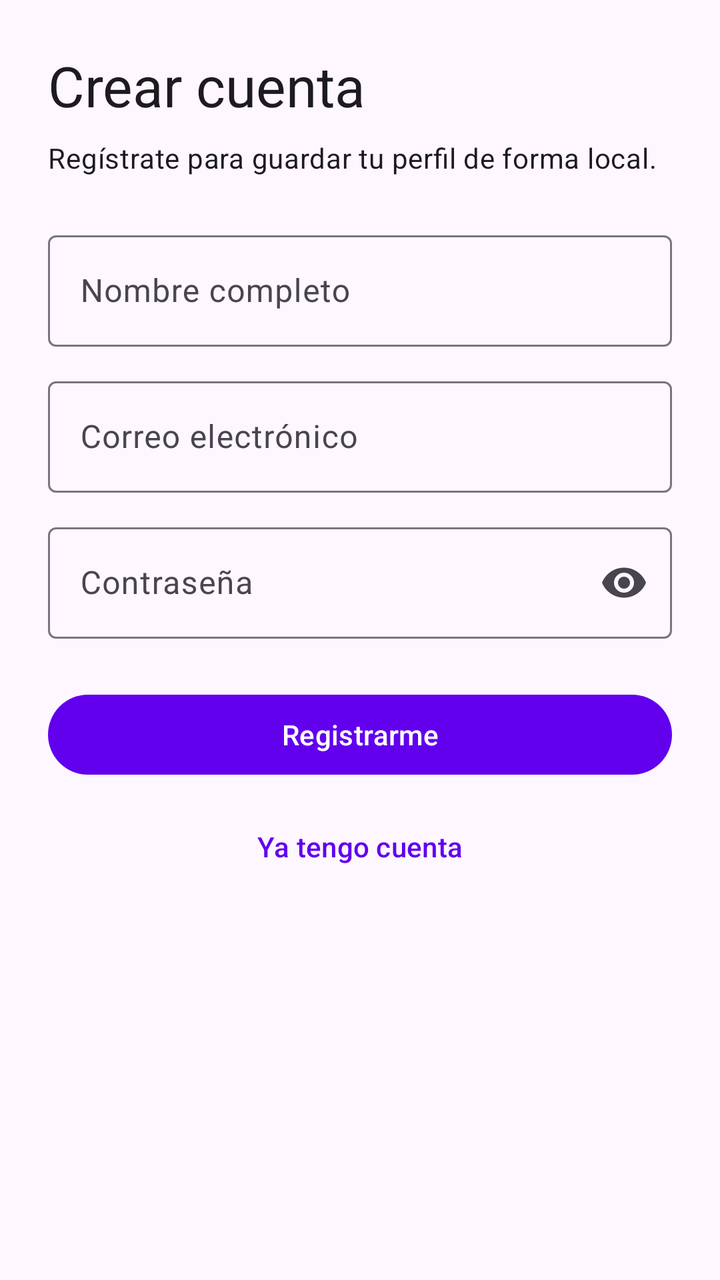
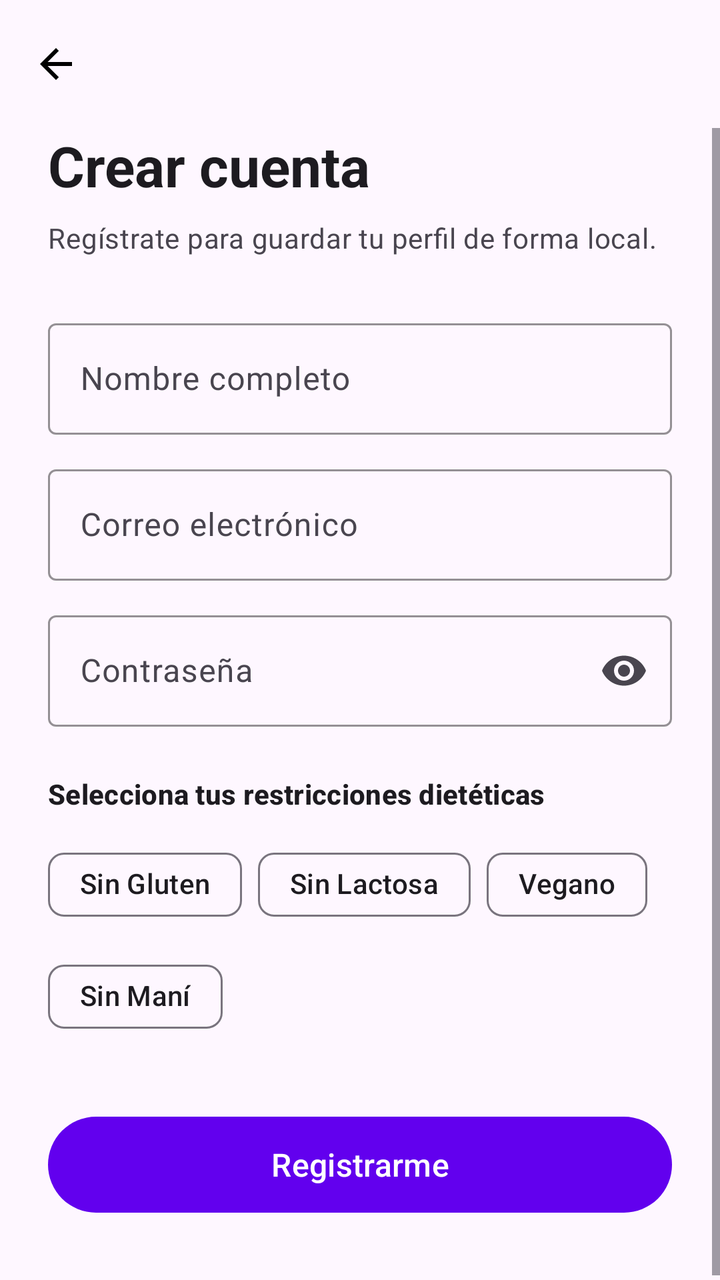

The first picture is an Android layout as it rendered before a commit; the second is the same layout after the commit. The layout source and the unified diff follow.
<!-- AndroidManifest.xml: application theme Theme.SafeBite -->
<!-- res/layout/fragment_register.xml -->
<?xml version="1.0" encoding="utf-8"?>
<ScrollView xmlns:android="http://schemas.android.com/apk/res/android"
    xmlns:app="http://schemas.android.com/apk/res-auto"
    xmlns:tools="http://schemas.android.com/tools"
    android:layout_width="match_parent"
    android:layout_height="match_parent"
    android:fillViewport="true"
    tools:context=".ui.auth.RegisterFragment">

    <LinearLayout
        android:layout_width="match_parent"
        android:layout_height="wrap_content"
        android:orientation="vertical"
        android:padding="24dp">

        <TextView
            android:layout_width="match_parent"
            android:layout_height="wrap_content"
            android:paddingBottom="8dp"
            android:text="@string/auth_register_title"
            android:textAppearance="?attr/textAppearanceHeadlineMedium" />

        <TextView
            android:layout_width="match_parent"
            android:layout_height="wrap_content"
            android:paddingBottom="24dp"
            android:text="@string/auth_register_subtitle"
            android:textAppearance="?attr/textAppearanceBodyMedium" />

        <com.google.android.material.textfield.TextInputLayout
            android:id="@+id/layout_name"
            style="@style/Widget.Material3.TextInputLayout.OutlinedBox"
            android:layout_width="match_parent"
            android:layout_height="wrap_content"
            android:hint="@string/auth_field_name">

            <com.google.android.material.textfield.TextInputEditText
                android:id="@+id/input_name"
                android:layout_width="match_parent"
                android:layout_height="wrap_content"
                android:inputType="textPersonName|textCapWords"
                android:maxLines="1"
                android:autofillHints="name" />
        </com.google.android.material.textfield.TextInputLayout>

        <com.google.android.material.textfield.TextInputLayout
            android:id="@+id/layout_email"
            style="@style/Widget.Material3.TextInputLayout.OutlinedBox"
            android:layout_width="match_parent"
            android:layout_height="wrap_content"
            android:layout_marginTop="12dp"
            android:hint="@string/auth_field_email">

            <com.google.android.material.textfield.TextInputEditText
                android:id="@+id/input_email"
                android:layout_width="match_parent"
                android:layout_height="wrap_content"
                android:inputType="textEmailAddress"
                android:maxLines="1"
                android:autofillHints="emailAddress" />
        </com.google.android.material.textfield.TextInputLayout>

        <com.google.android.material.textfield.TextInputLayout
            android:id="@+id/layout_password"
            style="@style/Widget.Material3.TextInputLayout.OutlinedBox"
            android:layout_width="match_parent"
            android:layout_height="wrap_content"
            android:layout_marginTop="12dp"
            android:hint="@string/auth_field_password"
            app:endIconMode="password_toggle">

            <com.google.android.material.textfield.TextInputEditText
                android:id="@+id/input_password"
                android:layout_width="match_parent"
                android:layout_height="wrap_content"
                android:inputType="textPassword"
                android:maxLines="1"
                android:autofillHints="newPassword" />
        </com.google.android.material.textfield.TextInputLayout>

        <com.google.android.material.button.MaterialButton
            android:id="@+id/button_register"
            android:layout_width="match_parent"
            android:layout_height="wrap_content"
            android:layout_marginTop="24dp"
            android:text="@string/auth_action_register" />

        <com.google.android.material.button.MaterialButton
            android:id="@+id/button_go_login"
            style="@style/Widget.Material3.Button.TextButton"
            android:layout_width="match_parent"
            android:layout_height="wrap_content"
            android:layout_marginTop="8dp"
            android:text="@string/auth_action_go_login" />
    </LinearLayout>
</ScrollView>
<!-- resources referenced by this layout -->
<resources>
  <string name="auth_action_go_login">Ya tengo cuenta</string>
  <string name="auth_action_register">Registrarme</string>
  <string name="auth_field_email">Correo electrónico</string>
  <string name="auth_field_name">Nombre completo</string>
  <string name="auth_field_password">Contraseña</string>
  <string name="auth_register_subtitle">Regístrate para guardar tu perfil de forma local.</string>
  <string name="auth_register_title">Crear cuenta</string>
  <style name="Theme.SafeBite" parent="Theme.Material3.Light.NoActionBar">
          <item name="colorPrimary">@color/purple_500</item>
          <item name="colorPrimaryContainer">@color/purple_200</item>
          <item name="colorOnPrimary">@color/white</item>
          <item name="android:statusBarColor">?attr/colorPrimary</item>
      </style>
  <color name="purple_500">#FF6200EE</color>
  <color name="purple_200">#FFBB86FC</color>
  <color name="white">#FFFFFFFF</color>
</resources>

<!-- the commit's change to res/layout/fragment_register.xml (unified diff, before → after) -->
@@ -1,96 +1,196 @@
 <?xml version="1.0" encoding="utf-8"?>
-<ScrollView xmlns:android="http://schemas.android.com/apk/res/android"
+<androidx.constraintlayout.widget.ConstraintLayout
+    xmlns:android="http://schemas.android.com/apk/res/android"
     xmlns:app="http://schemas.android.com/apk/res-auto"
     xmlns:tools="http://schemas.android.com/tools"
     android:layout_width="match_parent"
     android:layout_height="match_parent"
-    android:fillViewport="true"
+    android:background="?attr/colorSurface"
     tools:context=".ui.auth.RegisterFragment">
 
-    <LinearLayout
+    <com.google.android.material.appbar.MaterialToolbar
+        android:id="@+id/toolbarRegister"
         android:layout_width="match_parent"
         android:layout_height="wrap_content"
-        android:orientation="vertical"
-        android:padding="24dp">
+        android:background="@android:color/transparent"
+        app:navigationIcon="@drawable/ic_arrow_back"
+        app:navigationContentDescription="@string/action_back"
+        app:layout_constraintTop_toTopOf="parent"
+        app:layout_constraintStart_toStartOf="parent"
+        app:layout_constraintEnd_toEndOf="parent" />
 
-        <TextView
+    <ScrollView
+        android:layout_width="match_parent"
+        android:layout_height="0dp"
+        android:fillViewport="true"
+        app:layout_constraintTop_toBottomOf="@id/toolbarRegister"
+        app:layout_constraintBottom_toBottomOf="parent">
+
+        <androidx.constraintlayout.widget.ConstraintLayout
             android:layout_width="match_parent"
             android:layout_height="wrap_content"
-            android:paddingBottom="8dp"
-            android:text="@string/auth_register_title"
-            android:textAppearance="?attr/textAppearanceHeadlineMedium" />
+            android:paddingHorizontal="24dp"
+            android:paddingBottom="32dp">
 
-        <TextView
-            android:layout_width="match_parent"
-            android:layout_height="wrap_content"
-            android:paddingBottom="24dp"
-            android:text="@string/auth_register_subtitle"
-            android:textAppearance="?attr/textAppearanceBodyMedium" />
-
-        <com.google.android.material.textfield.TextInputLayout
-            android:id="@+id/layout_name"
-            style="@style/Widget.Material3.TextInputLayout.OutlinedBox"
-            android:layout_width="match_parent"
-            android:layout_height="wrap_content"
-            android:hint="@string/auth_field_name">
-
-            <com.google.android.material.textfield.TextInputEditText
-                android:id="@+id/input_name"
+            <TextView
+                android:id="@+id/textRegisterTitle"
                 android:layout_width="match_parent"
                 android:layout_height="wrap_content"
-                android:inputType="textPersonName|textCapWords"
-                android:maxLines="1"
-                android:autofillHints="name" />
-        </com.google.android.material.textfield.TextInputLayout>
+                android:text="@string/auth_register_title"
+                android:textAppearance="?attr/textAppearanceHeadlineMedium"
+                android:textStyle="bold"
+                app:layout_constraintTop_toTopOf="parent"
+                app:layout_constraintStart_toStartOf="parent"
+                app:layout_constraintEnd_toEndOf="parent" />
 
-        <com.google.android.material.textfield.TextInputLayout
-            android:id="@+id/layout_email"
-            style="@style/Widget.Material3.TextInputLayout.OutlinedBox"
-            android:layout_width="match_parent"
-            android:layout_height="wrap_content"
-            android:layout_marginTop="12dp"
-            android:hint="@string/auth_field_email">
-
-            <com.google.android.material.textfield.TextInputEditText
-                android:id="@+id/input_email"
+            <TextView
+                android:id="@+id/textSubtitle"
                 android:layout_width="match_parent"
                 android:layout_height="wrap_content"
-                android:inputType="textEmailAddress"
-                android:maxLines="1"
-                android:autofillHints="emailAddress" />
-        </com.google.android.material.textfield.TextInputLayout>
+                android:layout_marginTop="8dp"
+                android:text="@string/auth_register_subtitle"
+                android:textAppearance="?attr/textAppearanceBodyMedium"
+                android:textColor="?attr/colorOnSurfaceVariant"
+                app:layout_constraintTop_toBottomOf="@id/textRegisterTitle"
+                app:layout_constraintStart_toStartOf="parent"
+                app:layout_constraintEnd_toEndOf="parent" />
 
-        <com.google.android.material.textfield.TextInputLayout
-            android:id="@+id/layout_password"
-            style="@style/Widget.Material3.TextInputLayout.OutlinedBox"
-            android:layout_width="match_parent"
-            android:layout_height="wrap_content"
-            android:layout_marginTop="12dp"
-            android:hint="@string/auth_field_password"
-            app:endIconMode="password_toggle">
-
-            <com.google.android.material.textfield.TextInputEditText
-                android:id="@+id/input_password"
+            <com.google.android.material.textfield.TextInputLayout
+                android:id="@+id/layout_name"
+                style="@style/Widget.Material3.TextInputLayout.OutlinedBox"
                 android:layout_width="match_parent"
                 android:layout_height="wrap_content"
-                android:inputType="textPassword"
-                android:maxLines="1"
-                android:autofillHints="newPassword" />
-        </com.google.android.material.textfield.TextInputLayout>
+                android:layout_marginTop="28dp"
+                android:hint="@string/auth_field_name"
+                app:boxStrokeColor="?attr/colorPrimary"
+                app:boxStrokeWidth="1dp"
+                app:boxStrokeWidthFocused="2dp"
+                app:layout_constraintTop_toBottomOf="@id/textSubtitle"
+                app:layout_constraintStart_toStartOf="parent"
+                app:layout_constraintEnd_toEndOf="parent">
 
-        <com.google.android.material.button.MaterialButton
-            android:id="@+id/button_register"
-            android:layout_width="match_parent"
-            android:layout_height="wrap_content"
-            android:layout_marginTop="24dp"
-            android:text="@string/auth_action_register" />
+                <com.google.android.material.textfield.TextInputEditText
+                    android:id="@+id/input_name"
+                    android:layout_width="match_parent"
+                    android:layout_height="wrap_content"
+                    android:inputType="textPersonName|textCapWords"
+                    android:maxLines="1"
+                    android:autofillHints="name" />
+            </com.google.android.material.textfield.TextInputLayout>
 
-        <com.google.android.material.button.MaterialButton
-            android:id="@+id/button_go_login"
-            style="@style/Widget.Material3.Button.TextButton"
-            android:layout_width="match_parent"
-            android:layout_height="wrap_content"
-            android:layout_marginTop="8dp"
-            android:text="@string/auth_action_go_login" />
-    </LinearLayout>
-</ScrollView>
+            <com.google.android.material.textfield.TextInputLayout
+                android:id="@+id/layout_email"
+                style="@style/Widget.Material3.TextInputLayout.OutlinedBox"
+                android:layout_width="match_parent"
+                android:layout_height="wrap_content"
+                android:layout_marginTop="12dp"
+                android:hint="@string/auth_field_email"
+                app:boxStrokeColor="?attr/colorPrimary"
+                app:boxStrokeWidth="1dp"
+                app:boxStrokeWidthFocused="2dp"
+                app:layout_constraintTop_toBottomOf="@id/layout_name"
+                app:layout_constraintStart_toStartOf="parent"
+                app:layout_constraintEnd_toEndOf="parent">
+
+                <com.google.android.material.textfield.TextInputEditText
+                    android:id="@+id/input_email"
+                    android:layout_width="match_parent"
+                    android:layout_height="wrap_content"
+                    android:inputType="textEmailAddress"
+                    android:maxLines="1"
+                    android:autofillHints="emailAddress" />
+            </com.google.android.material.textfield.TextInputLayout>
+
+            <com.google.android.material.textfield.TextInputLayout
+                android:id="@+id/layout_password"
+                style="@style/Widget.Material3.TextInputLayout.OutlinedBox"
+                android:layout_width="match_parent"
+                android:layout_height="wrap_content"
+                android:layout_marginTop="12dp"
+                android:hint="@string/auth_field_password"
+                app:boxStrokeColor="?attr/colorPrimary"
+                app:boxStrokeWidth="1dp"
+                app:boxStrokeWidthFocused="2dp"
+                app:endIconMode="password_toggle"
+                app:layout_constraintTop_toBottomOf="@id/layout_email"
+                app:layout_constraintStart_toStartOf="parent"
+                app:layout_constraintEnd_toEndOf="parent">
+
+                <com.google.android.material.textfield.TextInputEditText
+                    android:id="@+id/input_password"
+                    android:layout_width="match_parent"
+                    android:layout_height="wrap_content"
+                    android:inputType="textPassword"
+                    android:maxLines="1"
+                    android:autofillHints="newPassword" />
+            </com.google.android.material.textfield.TextInputLayout>
+
+            <TextView
+                android:id="@+id/textDietLabel"
+                android:layout_width="match_parent"
+                android:layout_height="wrap_content"
+                android:layout_marginTop="24dp"
+                android:text="@string/auth_diet_label"
+                android:textAppearance="?attr/textAppearanceTitleSmall"
+                android:textStyle="bold"
+                app:layout_constraintTop_toBottomOf="@id/layout_password"
+                app:layout_constraintStart_toStartOf="parent"
+                app:layout_constraintEnd_toEndOf="parent" />
+
+            <com.google.android.material.chip.ChipGroup
+                android:id="@+id/chipGroupDiet"
+                android:layout_width="match_parent"
+                android:layout_height="wrap_content"
+                android:layout_marginTop="12dp"
+                app:chipSpacing="8dp"
+                app:layout_constraintTop_toBottomOf="@id/textDietLabel"
+                app:layout_constraintStart_toStartOf="parent"
+                app:layout_constraintEnd_toEndOf="parent">
+
+                <com.google.android.material.chip.Chip
+                    android:layout_width="wrap_content"
+                    android:layout_height="wrap_content"
+                    android:text="@string/auth_diet_gluten"
+                    android:checkable="true"
+                    style="@style/Widget.Material3.Chip.Assist" />
+
+                <com.google.android.material.chip.Chip
+                    android:layout_width="wrap_content"
+                    android:layout_height="wrap_content"
+                    android:text="@string/auth_diet_lactose"
+                    android:checkable="true"
+                    style="@style/Widget.Material3.Chip.Assist" />
+
+                <com.google.android.material.chip.Chip
+                    android:layout_width="wrap_content"
+                    android:layout_height="wrap_content"
+                    android:text="@string/auth_diet_vegan"
+                    android:checkable="true"
+                    style="@style/Widget.Material3.Chip.Assist" />
+
+                <com.google.android.material.chip.Chip
+                    android:layout_width="wrap_content"
+                    android:layout_height="wrap_content"
+                    android:text="@string/auth_diet_peanut"
+                    android:checkable="true"
+                    style="@style/Widget.Material3.Chip.Assist" />
+
+            </com.google.android.material.chip.ChipGroup>
+
+            <com.google.android.material.button.MaterialButton
+                android:id="@+id/button_register"
+                android:layout_width="match_parent"
+                android:layout_height="56dp"
+                android:layout_marginTop="32dp"
+                android:text="@string/auth_action_register"
+                android:textAllCaps="false"
+                android:textSize="16sp"
+                app:cornerRadius="28dp"
+                app:layout_constraintTop_toBottomOf="@id/chipGroupDiet"
+                app:layout_constraintStart_toStartOf="parent"
+                app:layout_constraintEnd_toEndOf="parent" />
+
+        </androidx.constraintlayout.widget.ConstraintLayout>
+    </ScrollView>
+
+</androidx.constraintlayout.widget.ConstraintLayout>
<!-- resource entries referenced after the edit -->
@@ -1,7 +1,23 @@
 <!-- resources referenced by this layout -->
 <resources>
-  <string name="auth_action_go_login">Ya tengo cuenta</string>
+  <!-- drawable ic_arrow_back (drawable) -->
+  <?xml version="1.0" encoding="utf-8"?>
+  <vector xmlns:android="http://schemas.android.com/apk/res/android"
+      android:width="24dp"
+      android:height="24dp"
+      android:viewportWidth="24"
+      android:viewportHeight="24">
+      <path
+          android:pathData="M20,11H7.83l5.59,-5.59L12,4l-8,8 8,8 1.41,-1.41L7.83,13H20v-2z"
+          android:fillColor="#000000" />
+  </vector>
+  <string name="action_back">Volver</string>
   <string name="auth_action_register">Registrarme</string>
+  <string name="auth_diet_gluten">Sin Gluten</string>
+  <string name="auth_diet_label">Selecciona tus restricciones dietéticas</string>
+  <string name="auth_diet_lactose">Sin Lactosa</string>
+  <string name="auth_diet_peanut">Sin Maní</string>
+  <string name="auth_diet_vegan">Vegano</string>
   <string name="auth_field_email">Correo electrónico</string>
   <string name="auth_field_name">Nombre completo</string>
   <string name="auth_field_password">Contraseña</string>
